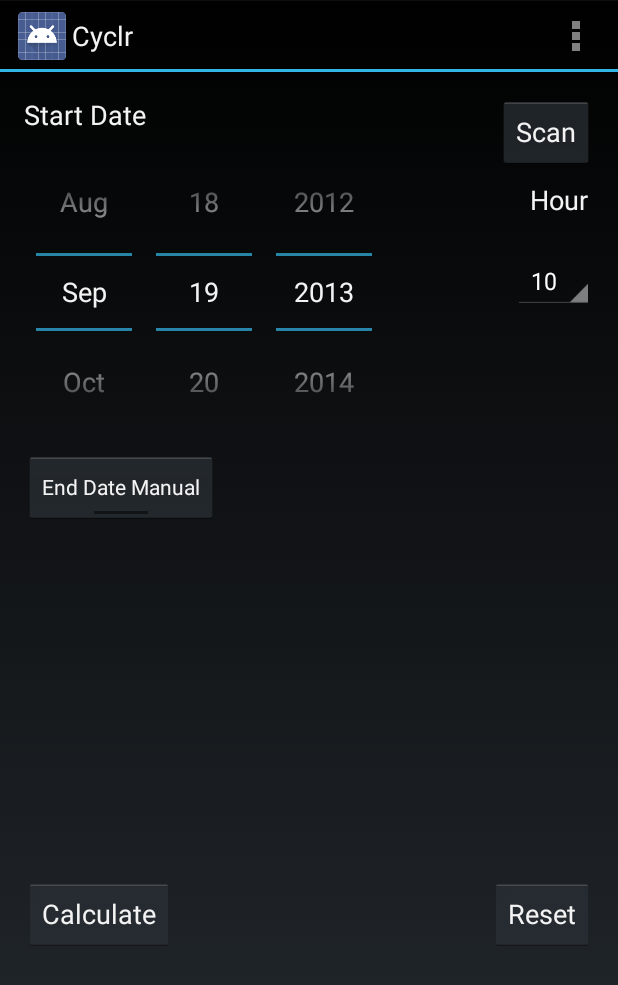
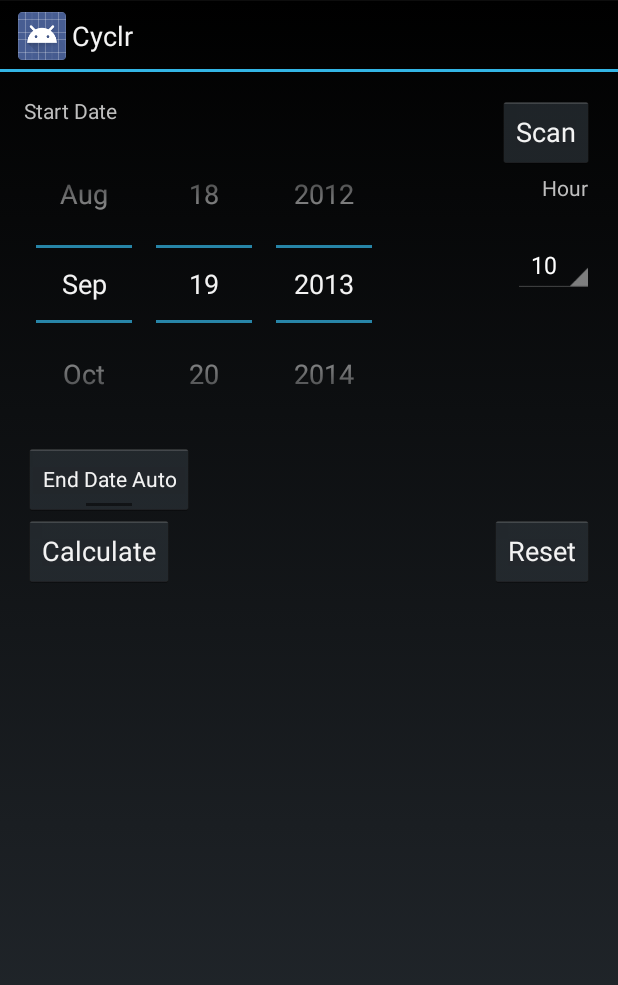
Before and after one commit to alexwlsnr/cyclr, an Android app: the screen it shows after launch (MainActivity), on a phone screen of 412 x 824 dp. Shown: the top 985 px of the screen. Run offline under Robolectric (Android 15) with nearby library versions, the phone set to English and light mode, and no system bars.

Commit message:
Added a toggle for end date to allow most common use case to fit on a screen.

```diff
--- a/CycleTimeCalc/src/main/java/com/alexwlsnr/cycletimecalc/MainActivity.java
+++ b/CycleTimeCalc/src/main/java/com/alexwlsnr/cycletimecalc/MainActivity.java
@@ -3,6 +3,7 @@ package com.alexwlsnr.cycletimecalc;
 import android.content.Intent;
 import android.net.Uri;
 import android.os.Bundle;
+
 import android.support.v4.app.FragmentActivity;
 import android.view.Menu;
 import android.view.View;
@@ -17,9 +18,7 @@ import org.joda.time.DateTime;
 import org.joda.time.format.DateTimeFormat;
 import org.joda.time.format.DateTimeFormatter;
 
-import java.util.Arrays;
 import java.util.Calendar;
-import java.util.Date;
 
 import static com.alexwlsnr.cycletimecalc.CycleTimeUtils.getCycleTime;
 
@@ -27,7 +26,7 @@ public class MainActivity extends FragmentActivity {
 
     private int startHour = Calendar.getInstance().get(Calendar.HOUR_OF_DAY);
     private int endHour = Calendar.getInstance().get(Calendar.HOUR_OF_DAY);
-    private Boolean calculateEndDate = true;
+    private Boolean calculateEndDate = false;
 
 
     @Override
@@ -46,12 +45,7 @@ public class MainActivity extends FragmentActivity {
         configureSpinners();
     }
 
-    @Override
-    public boolean onCreateOptionsMenu(Menu menu) {
-        // Inflate the menu; this adds items to the action bar if it is present.
-        getMenuInflater().inflate(R.menu.main, menu);
-        return true;
-    }
+
 
 
     private void configureSpinners()
@@ -122,11 +116,19 @@ public class MainActivity extends FragmentActivity {
         int startHour = Integer.parseInt((String)startHourSpinner.getSelectedItem());
         DatePicker startDatePicker = (DatePicker) findViewById(R.id.startDatePicker);
         DateTime startDate = new DateTime(startDatePicker.getYear(), startDatePicker.getMonth() + 1, startDatePicker.getDayOfMonth(), startHour, 0);
-
-        Spinner endHourSpinner = (Spinner) findViewById(R.id.endHourSpinner);
-        int endHour = Integer.parseInt((String)endHourSpinner.getSelectedItem());
-        DatePicker endDatePicker = (DatePicker) findViewById(R.id.endDatePicker);
-        DateTime endDate = new DateTime(endDatePicker.getYear(), endDatePicker.getMonth() + 1, endDatePicker.getDayOfMonth(), endHour, 0); //GregorianCalendar(endDatePicker.getYear(), endDatePicker.getMonth(), endDatePicker.getDayOfMonth(), endHour, 0);
+        DateTime endDate;
+        if (calculateEndDate)
+        {
+            Spinner endHourSpinner = (Spinner) findViewById(R.id.endHourSpinner);
+            int endHour = Integer.parseInt((String)endHourSpinner.getSelectedItem());
+            DatePicker endDatePicker = (DatePicker) findViewById(R.id.endDatePicker);
+            endDate = new DateTime(endDatePicker.getYear(), endDatePicker.getMonth() + 1, endDatePicker.getDayOfMonth(), endHour, 0);
+        }
+        else
+        {
+            Calendar current = Calendar.getInstance();
+            endDate = new DateTime(current.YEAR, current.MONTH + 1, current.DAY_OF_MONTH, current.HOUR, 0);
+        }
 
 
         int cycleTime = getCycleTime(startDate, endDate);
@@ -181,8 +183,10 @@ public class MainActivity extends FragmentActivity {
 
         boolean on = ((ToggleButton) view).isChecked();
         RelativeLayout tl = (RelativeLayout)findViewById(R.id.endDateSection);
-        tl.setVisibility(on ? View.VISIBLE: View.INVISIBLE);
+        tl.setVisibility(on ? View.VISIBLE: View.GONE);
         calculateEndDate = !on;
 
     }
+
+
 }
--- a/CycleTimeCalc/src/main/res/layout/activity_main.xml
+++ b/CycleTimeCalc/src/main/res/layout/activity_main.xml
@@ -2,6 +2,7 @@
     xmlns:tools="http://schemas.android.com/tools"
     android:layout_width="match_parent"
     android:layout_height="match_parent"
+
     android:paddingLeft="@dimen/activity_horizontal_margin"
     android:paddingRight="@dimen/activity_horizontal_margin"
     android:paddingTop="@dimen/activity_vertical_margin"
@@ -15,7 +16,6 @@
         <TextView
                 android:layout_width="wrap_content"
                 android:layout_height="wrap_content"
-                android:textAppearance="?android:attr/textAppearanceMedium"
                 android:text="Start Date"
                 android:id="@+id/startDateTextView"/>
         <Button
@@ -42,7 +42,6 @@
                 <TextView
                     android:layout_width="wrap_content"
                     android:layout_height="wrap_content"
-                    android:textAppearance="?android:attr/textAppearanceMedium"
                     android:layout_marginRight="4dp"
                     android:layout_marginTop="32dp"
                     android:text="Hour"
@@ -64,8 +63,8 @@
             android:layout_width="wrap_content"
             android:layout_height="wrap_content"
             android:layout_below="@id/startDatePicker"
-            android:textOn="End Date Auto"
-            android:textOff="End Date Manual"
+            android:textOn="End Date Manual"
+            android:textOff="End Date Auto"
             android:onClick="onEndDateEnabledToggleClicked"/>
 
 
@@ -73,12 +72,11 @@
             android:layout_height="wrap_content"
             android:layout_width="wrap_content"
             android:layout_below="@id/EndDateEnabledtogglebutton"
-            android:visibility="invisible"
+            android:visibility="gone"
             android:id="@+id/endDateSection">
         <TextView
                 android:layout_width="wrap_content"
                 android:layout_height="wrap_content"
-                android:textAppearance="?android:attr/textAppearanceMedium"
                 android:text="End Date"
                 android:id="@+id/endDateTextView"
 
@@ -102,7 +100,6 @@
                         android:layout_height="wrap_content"
                         android:layout_marginRight="4dp"
                         android:layout_marginTop="32dp"
-                        android:textAppearance="?android:attr/textAppearanceMedium"
                         android:layout_gravity="center_horizontal"
                         android:layout_alignParentRight="true"
                         android:layout_below="@id/endDateTextView"
@@ -142,7 +139,6 @@
         <TextView
                 android:layout_width="wrap_content"
                 android:layout_height="wrap_content"
-                android:textAppearance="?android:attr/textAppearanceLarge"
                 android:id="@+id/cycleTimeTextView"
                 android:layout_below="@id/calculateButton"
                 android:layout_gravity="left|center_vertical"
```
Also changed, not shown: CycleTimeCalc/build.gradle (+5 -4 lines), CycleTimeCalc/src/main/res/menu/main_activity_actions.xml (added, +10 -0 lines), 6 other files.
